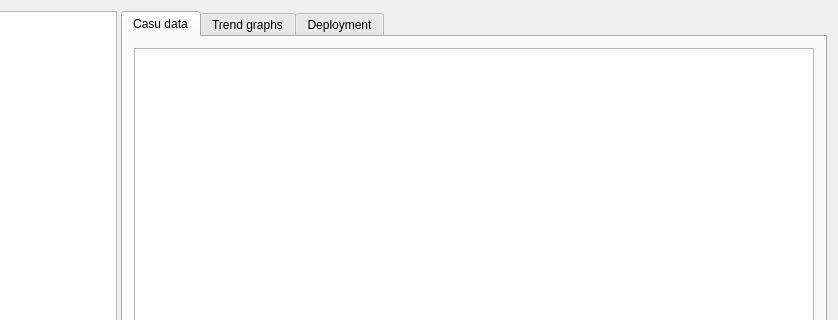
Before: the Qt Designer form src/arenaui.ui in assisi/arena-ui, drawn with Qt 5; both pictures show x 424 to 1262 and y 0 to 320 of the 1262 by 850 pixel window.
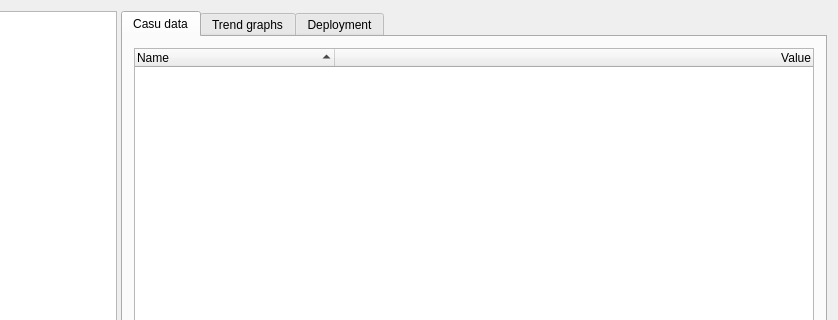
After: the same form once the commit is applied. Icons and pictures are not drawn. Custom widgets are drawn as their Qt base class.

Patch:
```diff
--- a/src/arenaui.ui
+++ b/src/arenaui.ui
@@ -132,7 +132,7 @@
               <bool>true</bool>
              </property>
              <attribute name="headerVisible">
-              <bool>false</bool>
+              <bool>true</bool>
              </attribute>
              <attribute name="headerDefaultSectionSize">
               <number>200</number>
@@ -147,7 +147,7 @@
                <string>Value</string>
               </property>
               <property name="textAlignment">
-               <set>AlignRight|AlignVCenter</set>
+               <set>AlignTrailing|AlignVCenter</set>
               </property>
              </column>
             </widget>
```
Left out of the diff: 7 changed lines with no effect on the pictures.
